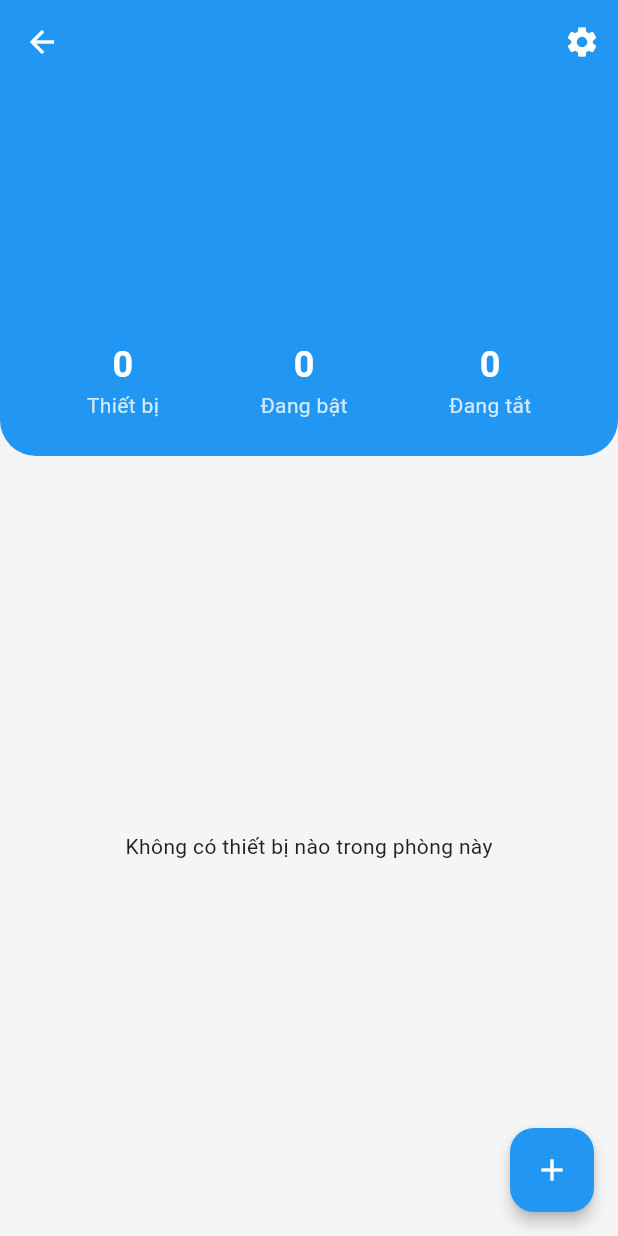
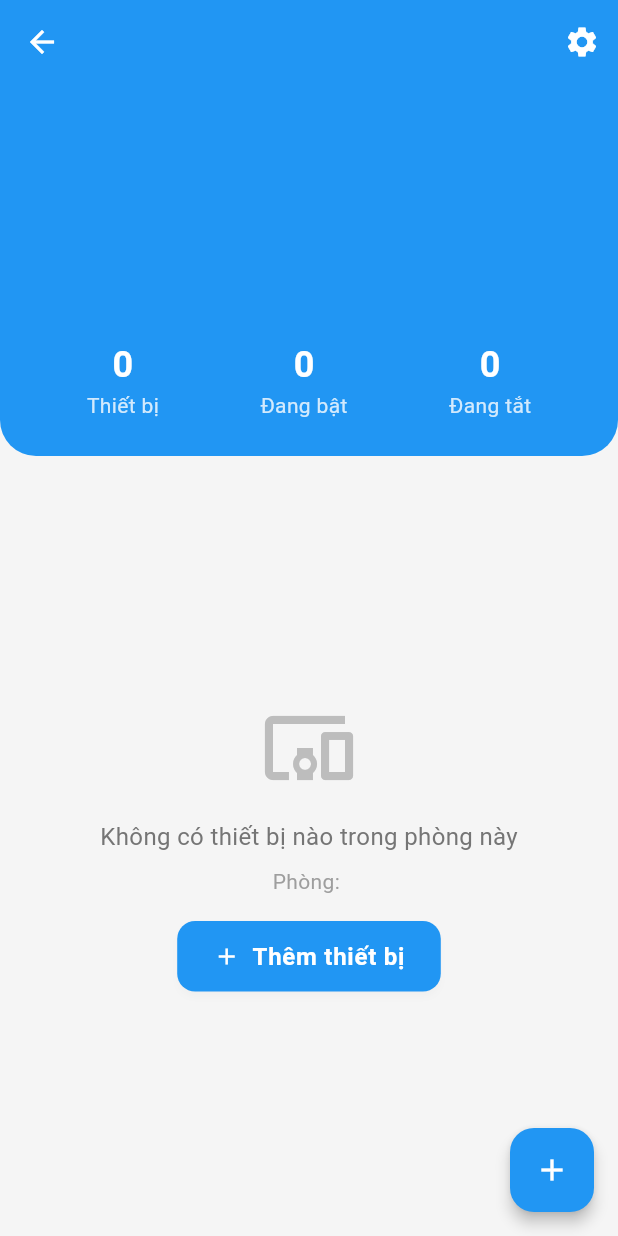
Before and after one commit to Doancoder777/flutter-iot-smart-home, a Flutter app: the RoomDetailScreen screen opened directly with empty values, on a phone screen of 412 x 824 dp. Run offline on Flutter 3.47's test engine with Material 3 defaults, Android fonts, the phone set to English and light mode, and no system bars; our stand-ins replace flutter_local_notifications, google_sign_in, image_picker, shared_preferences, shimmer, sqflite and 1 more; missing offline and left inert: mqtt_client; accounts and stored records are empty; network calls fail.

Commit message:
fix phong

```diff
--- a/lib/screens/rooms/widgets/room_device_list.dart
+++ b/lib/screens/rooms/widgets/room_device_list.dart
@@ -20,24 +20,64 @@ class RoomDeviceList extends StatelessWidget {
         final devices = _getDevicesFromProvider(deviceProvider, roomId);
 
         if (devices.isEmpty) {
-          return const Center(
-            child: Text('Không có thiết bị nào trong phòng này'),
+          return Center(
+            child: Column(
+              mainAxisAlignment: MainAxisAlignment.center,
+              children: [
+                Icon(Icons.devices_other, size: 64, color: Colors.grey[400]),
+                const SizedBox(height: 16),
+                Text(
+                  'Không có thiết bị nào trong phòng này',
+                  style: TextStyle(fontSize: 16, color: Colors.grey[600]),
+                ),
+                const SizedBox(height: 8),
+                Text(
+                  'Phòng: $roomName',
+                  style: TextStyle(fontSize: 14, color: Colors.grey[500]),
+                ),
+                const SizedBox(height: 16),
+                ElevatedButton.icon(
+                  onPressed: () => Navigator.pushNamed(context, '/add_device'),
+                  icon: const Icon(Icons.add),
+                  label: const Text('Thêm thiết bị'),
+                  style: ElevatedButton.styleFrom(
+                    backgroundColor: Theme.of(context).primaryColor,
+                    foregroundColor: Colors.white,
+                  ),
+                ),
+              ],
+            ),
           );
         }
+
+        print('🔍 DEBUG: Building ListView with ${devices.length} devices');
 
         return ListView.builder(
           padding: const EdgeInsets.all(16),
           itemCount: devices.length,
           itemBuilder: (context, index) {
             final device = devices[index];
+            print(
+              '🔍 DEBUG: Building device $index: ${device.name} (${device.type})',
+            );
 
             // Hiển thị device dựa trên type
             if (device.type == DeviceType.relay) {
+              print('🔍 DEBUG: Building relay device: ${device.name}');
               return _buildRelayDevice(context, device, deviceProvider);
             } else if (device.type == DeviceType.servo) {
+              print('🔍 DEBUG: Building servo device: ${device.name}');
               return _buildServoDevice(context, device, deviceProvider);
+            } else if (device.type == DeviceType.fan) {
+              print('🔍 DEBUG: Building fan device: ${device.name}');
+              return _buildServoDevice(
+                context,
+                device,
+                deviceProvider,
+              ); // Fan sử dụng servo UI
             }
 
+            print('🔍 DEBUG: Unknown device type: ${device.type}');
             return Container(); // fallback
           },
         );
@@ -45,45 +85,87 @@ class RoomDeviceList extends StatelessWidget {
     );
   }
 
-  // Lấy devices từ provider theo phòng - KHÔNG HARD-CODE
+  // Lấy devices từ provider theo phòng - SỬ DỤNG FIELD ROOM THAY VÌ HARD-CODE
   List<Device> _getDevicesFromProvider(DeviceProvider provider, String roomId) {
     final allDevices = provider.devices;
 
+    // Debug: In ra tất cả devices và room của chúng
+    print('🔍 DEBUG: All devices and their rooms:');
+    for (final device in allDevices) {
+      print('  - ${device.name} (${device.id}) -> room: "${device.room}"');
+    }
+
+    // Convert roomId từ format "living_room" về tên phòng thực tế để match với device.room
+    final roomName = _convertRoomIdToName(roomId);
+    print(
+      '🔍 DEBUG: Looking for devices in room: "$roomName" (from roomId: "$roomId")',
+    );
+
+    // Lấy tất cả devices có room field khớp với roomName
+    // Tìm kiếm linh hoạt: exact match hoặc partial match
+    final devices = allDevices.where((device) {
+      if (device.room == null) return false;
+
+      // Exact match
+      if (device.room == roomName) return true;
+
+      // Partial match (case insensitive)
+      if (device.room!.toLowerCase().contains(roomName.toLowerCase()) ||
+          roomName.toLowerCase().contains(device.room!.toLowerCase())) {
+        return true;
+      }
+
+      // Match với roomId (trường hợp thiết bị có room = tên thiết bị)
+      if (device.room!.toLowerCase() == roomId.toLowerCase()) {
+        return true;
+      }
+
+      return false;
+    }).toList();
+    print('🔍 DEBUG: Found ${devices.length} devices in room "$roomName"');
+
+    // Debug: In ra chi tiết thiết bị được tìm thấy
+    for (final device in devices) {
+      print(
+        '  ✅ Found device: ${device.name} (${device.id}) - Type: ${device.type}',
+      );
+    }
+
+    return devices;
+  }
+
+  // Convert roomId từ format "living_room" về tên phòng thực tế
+  String _convertRoomIdToName(String roomId) {
     switch (roomId) {
+      case 'phòng_khách':
+        return 'Phòng khách';
+      case 'phòng_ngủ':
+        return 'Phòng ngủ';
+      case 'bếp':
+        return 'Bếp';
+      case 'phòng_tắm':
+        return 'Phòng tắm';
+      case 'sân_vườn':
+        return 'Sân vườn';
       case 'living_room':
-        return allDevices
-            .where(
-              (d) =>
-                  d.id == 'light_living' ||
-                  d.id == 'mist_maker' ||
-                  d.id == 'fan_living',
+        return 'Phòng khách';
+      case 'bedroom':
+        return 'Phòng ngủ';
+      case 'kitchen':
+        return 'Bếp';
+      case 'bathroom':
+        return 'Phòng tắm';
+      case 'garden':
+        return 'Sân vườn';
+      default:
+        // Fallback: convert từ snake_case về Title Case
+        return roomId
+            .split('_')
+            .map(
+              (word) =>
+                  word.isEmpty ? '' : word[0].toUpperCase() + word.substring(1),
             )
-            .toList();
-
-      case 'bedroom':
-        return allDevices.where((d) => d.id == 'light_bedroom').toList();
-
-      case 'kitchen':
-        return allDevices
-            .where((d) => d.id == 'light_kitchen' || d.id == 'fan_kitchen')
-            .toList();
-
-      case 'bathroom':
-        return allDevices.where((d) => d.id == 'light_bathroom').toList();
-
-      case 'garden':
-        return allDevices
-            .where(
-              (d) =>
-                  d.id == 'pump' ||
-                  d.id == 'light_garden' ||
-                  d.id == 'roof_servo' ||
-                  d.id == 'gate_servo',
-            )
-            .toList();
-
-      default:
-        return [];
+            .join(' ');
     }
   }
 
@@ -264,7 +346,7 @@ class RoomDeviceList extends StatelessWidget {
   }
 
   String _getServoStatusText(Device device, int value) {
-    if (device.id == 'fan_living') {
+    if (device.type == DeviceType.fan) {
       if (value == 0) return 'Tắt';
       return 'Tốc độ: ${((value / 255) * 100).round()}%';
     }
@@ -272,19 +354,19 @@ class RoomDeviceList extends StatelessWidget {
   }
 
   String _getSliderLabel(Device device) {
-    return device.id == 'fan_living' ? 'Tốc độ: ' : 'Góc: ';
+    return device.type == DeviceType.fan ? 'Tốc độ: ' : 'Góc: ';
   }
 
   double _getSliderMax(Device device) {
-    return device.id == 'fan_living' ? 255 : 180;
+    return device.type == DeviceType.fan ? 255 : 180;
   }
 
   int _getSliderDivisions(Device device) {
-    return device.id == 'fan_living' ? 10 : 18;
+    return device.type == DeviceType.fan ? 10 : 18;
   }
 
   String _getSliderValueText(Device device, int value) {
-    if (device.id == 'fan_living') {
+    if (device.type == DeviceType.fan) {
       return '${((value / 255) * 100).round()}%';
     }
     return '$value°';
```
